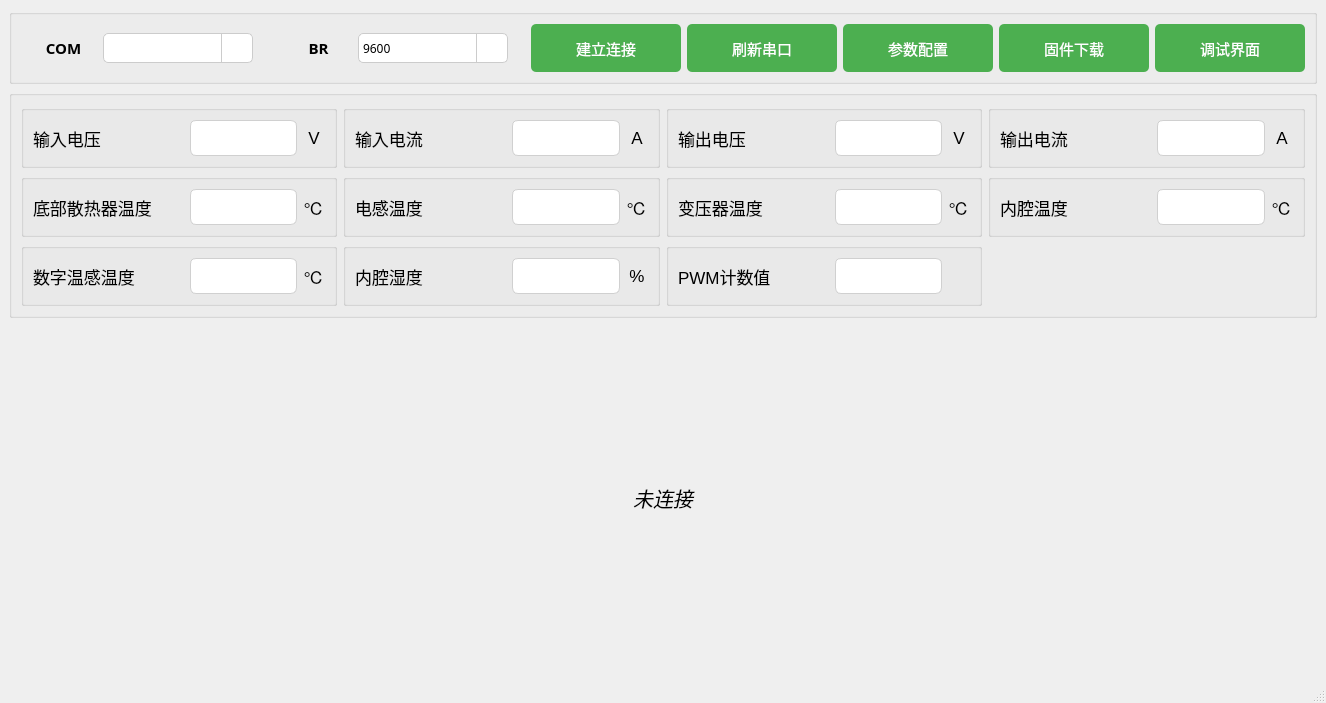
Above: mainwindow.ui from Curtain-Wang/ModbusApp before the change. Below: the same form after it.
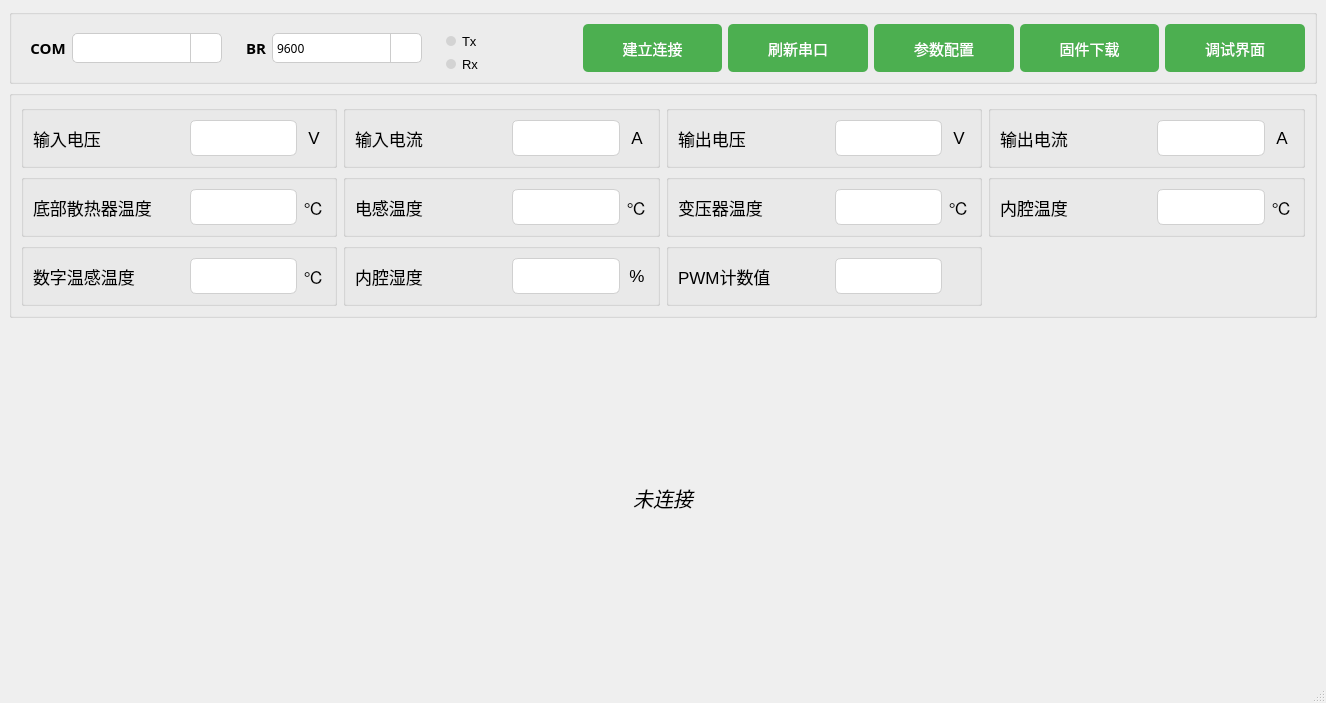
That is the form after the change. Icons and pictures are not drawn.

Commit message: 新增通讯展示

The edit to the form file:
```diff
--- a/mainwindow.ui
+++ b/mainwindow.ui
@@ -35,7 +35,7 @@
       <property name="title">
        <string/>
       </property>
-      <layout class="QHBoxLayout" name="horizontalLayout_2" stretch="0,0,0,0,0,0,0">
+      <layout class="QHBoxLayout" name="horizontalLayout_2" stretch="0,0,0,0,0,0,0,0">
        <item>
         <widget class="QGroupBox" name="groupBox_35">
          <property name="minimumSize">
@@ -259,6 +259,119 @@
          </layout>
         </widget>
        </item>
+       <item>
+        <widget class="QGroupBox" name="groupBox_18">
+         <property name="styleSheet">
+          <string notr="true">QGroupBox {
+    border: none;
+}</string>
+         </property>
+         <property name="title">
+          <string/>
+         </property>
+         <layout class="QVBoxLayout" name="verticalLayout_12">
+          <property name="bottomMargin">
+           <number>0</number>
+          </property>
+          <item>
+           <layout class="QHBoxLayout" name="horizontalLayout_29">
+            <item>
+             <widget class="QLabel" name="lab_tx">
+              <property name="minimumSize">
+               <size>
+                <width>10</width>
+                <height>10</height>
+               </size>
+              </property>
+              <property name="maximumSize">
+               <size>
+                <width>10</width>
+                <height>10</height>
+               </size>
+              </property>
+              <property name="font">
+               <font>
+                <pointsize>11</pointsize>
+               </font>
+              </property>
+              <property name="styleSheet">
+               <string notr="true">QLabel {
+    border-radius: 5px;
+    background-color: #D3D3D3;
+
+}
+</string>
+              </property>
+              <property name="text">
+               <string/>
+              </property>
+             </widget>
+            </item>
+            <item>
+             <widget class="QLabel" name="label_11">
+              <property name="font">
+               <font>
+                <pointsize>10</pointsize>
+               </font>
+              </property>
+              <property name="text">
+               <string>Tx</string>
+              </property>
+             </widget>
+            </item>
+           </layout>
+          </item>
+          <item>
+           <layout class="QHBoxLayout" name="horizontalLayout_32">
+            <item>
+             <widget class="QLabel" name="lab_rx">
+              <property name="minimumSize">
+               <size>
+                <width>10</width>
+                <height>10</height>
+               </size>
+              </property>
+              <property name="maximumSize">
+               <size>
+                <width>10</width>
+                <height>10</height>
+               </size>
+              </property>
+              <property name="font">
+               <font>
+                <pointsize>11</pointsize>
+               </font>
+              </property>
+              <property name="styleSheet">
+               <string notr="true">QLabel {
+    border-radius: 5px;
+    background-color: #D3D3D3;
+
+}
+</string>
+              </property>
+              <property name="text">
+               <string/>
+              </property>
+             </widget>
+            </item>
+            <item>
+             <widget class="QLabel" name="label_3">
+              <property name="font">
+               <font>
+                <pointsize>10</pointsize>
+               </font>
+              </property>
+              <property name="text">
+               <string>Rx</string>
+              </property>
+             </widget>
+            </item>
+           </layout>
+          </item>
+         </layout>
+        </widget>
+       </item>
        <item>
         <widget class="QPushButton" name="connBtn">
          <property name="minimumSize">
```
The commit also changes 2 other files.
